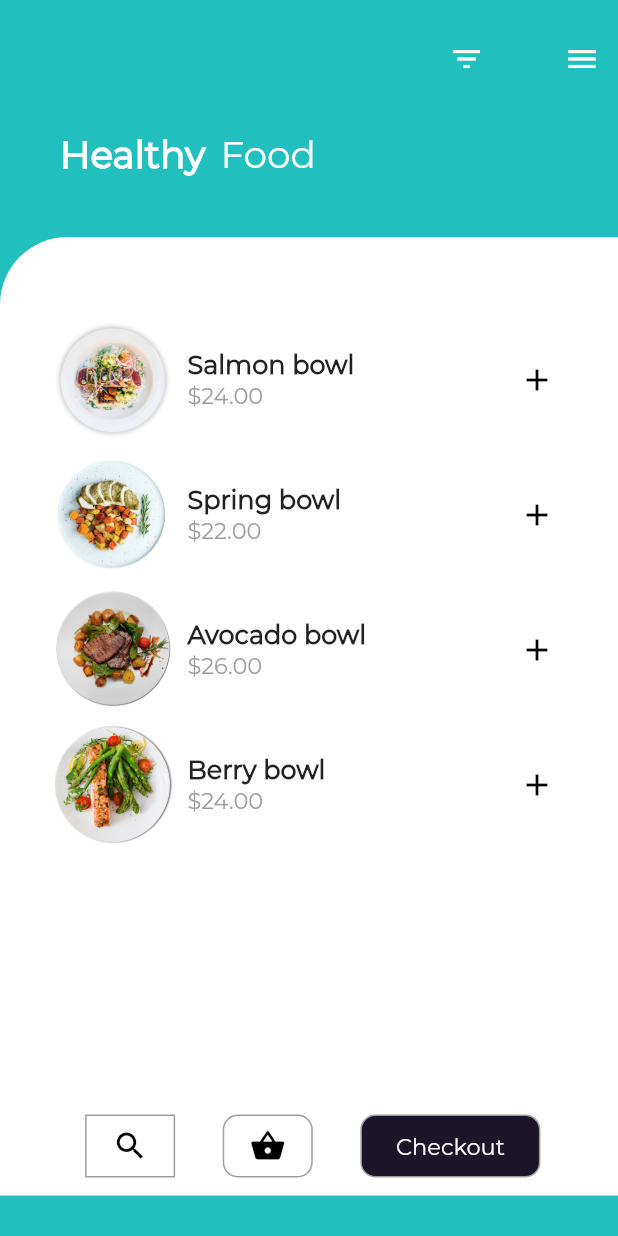
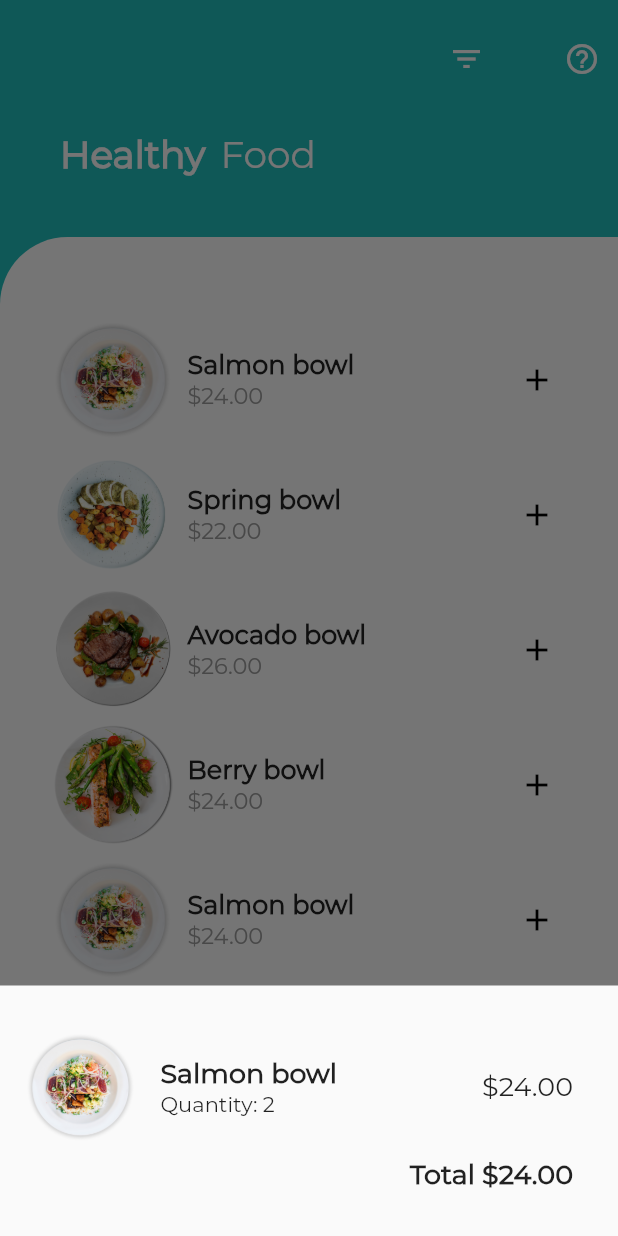
Before and after one commit to Iamsdt/nutrition_app, a Flutter app: the screen it shows after launch, after a tap on the "filter list" icon, on a phone screen of 412 x 824 dp. Run offline on Flutter 3.47's test engine with Material 2 defaults, Android fonts, the phone set to English and light mode, and no system bars; our stand-ins replace oktoast; project files that could hold a hidden picture were left out.

Commit message:
added food item

```diff
--- /dev/null
+++ b/lib/main/food_item.dart
@@ -0,0 +1,100 @@
+import 'package:flutter/material.dart';
+import 'package:nutrition_app/main/detailsPage.dart';
+import 'package:oktoast/oktoast.dart';
+
+class FoodItem extends StatefulWidget {
+  final String imgPath;
+  final String foodName;
+  final String price;
+  final String tag;
+
+  FoodItem(this.imgPath, this.foodName, this.price, this.tag);
+
+  @override
+  _FoodItemState createState() => _FoodItemState(imgPath, foodName, price, tag);
+}
+
+class _FoodItemState extends State<FoodItem> {
+  final String imgPath;
+  final String foodName;
+  final String price;
+  final String tag;
+
+  _FoodItemState(this.imgPath, this.foodName, this.price, this.tag);
+
+  @override
+  Widget build(BuildContext context) {
+    return Padding(
+      padding: EdgeInsets.only(left: 10.0, right: 10.0, top: 10.0),
+      child: InkWell(
+        onTap: () {
+          Navigator.of(context).push(MaterialPageRoute(
+              builder: (context) => DetailsPage(
+                  heroTag: imgPath, foodName: foodName, foodPrice: price)));
+        },
+        child: Row(
+          mainAxisAlignment: MainAxisAlignment.spaceBetween,
+          children: <Widget>[
+            Container(
+              child: Row(
+                children: <Widget>[
+                  Hero(
+                    tag: tag,
+                    child: Image(
+                      image: AssetImage(imgPath),
+                      fit: BoxFit.cover,
+                      height: 80.0,
+                      width: 80.0,
+                    ),
+                  ),
+                  SizedBox(
+                    width: 10.0,
+                  ),
+                  Column(
+                    crossAxisAlignment: CrossAxisAlignment.start,
+                    children: <Widget>[
+                      Text(
+                        foodName,
+                        style: TextStyle(
+                            fontFamily: "Montserrat",
+                            fontSize: 17.0,
+                            fontWeight: FontWeight.bold),
+                      ),
+                      Text(price,
+                          style: TextStyle(
+                              fontFamily: 'Montserrat',
+                              fontSize: 15.0,
+                              color: Colors.grey))
+                    ],
+                  )
+                ],
+              ),
+            ),
+            IconButton(
+                icon: Icon(Icons.add),
+                color: Colors.black,
+                onPressed: () {
+                  Scaffold.of(context).showSnackBar(SnackBar(
+                      content: Padding(
+                    padding: const EdgeInsets.all(8.0),
+                    child: Row(
+                      children: <Widget>[
+                        Icon(Icons.add_shopping_cart),
+                        Padding(
+                          padding: const EdgeInsets.only(left: 8.0),
+                          child: Text(
+                            "Item added to the chart",
+                            style: TextStyle(
+                                fontSize: 18.0, fontWeight: FontWeight.bold),
+                          ),
+                        ),
+                      ],
+                    ),
+                  )));
+                })
+          ],
+        ),
+      ),
+    );
+  }
+}
--- a/lib/main/helper.dart
+++ b/lib/main/helper.dart
@@ -1,15 +1,16 @@
 import 'package:flutter/cupertino.dart';
 import 'package:flutter/material.dart';
 import 'package:nutrition_app/main/detailsPage.dart';
+import 'package:oktoast/oktoast.dart';
 
-Widget topBar() {
+Widget topBar(BuildContext context) {
   return Padding(
     padding: EdgeInsets.only(top: 15.0, left: 10.0),
     child: Row(
       mainAxisAlignment: MainAxisAlignment.end,
       children: <Widget>[
 //        IconButton(
-//            icon: Icon(Icons.arrow_back_ios),
+//            icon: Icon(Icons.menu),
 //            color: Colors.white,
 //            onPressed: () {}),
         Container(
@@ -20,12 +21,16 @@ Widget topBar() {
               IconButton(
                 icon: Icon(Icons.filter_list),
                 color: Colors.white,
-                onPressed: () {},
+                onPressed: () {
+                  showChart(context);
+                },
               ),
               IconButton(
-                icon: Icon(Icons.menu),
+                icon: Icon(Icons.help_outline),
                 color: Colors.white,
-                onPressed: () {},
+                onPressed: () {
+                  showHelp(context);
+                },
               )
             ],
           ),
@@ -35,63 +40,146 @@ Widget topBar() {
   );
 }
 
-Widget buildFoodItem(
-    BuildContext context, String imgPath, String foodName, String price) {
-  return Padding(
-    padding: EdgeInsets.only(left: 10.0, right: 10.0, top: 10.0),
-    child: InkWell(
-      onTap: () {
-        Navigator.of(context).push(MaterialPageRoute(
-            builder: (context) => DetailsPage(
-                heroTag: imgPath, foodName: foodName, foodPrice: price)));
-      },
-      child: Row(
+void showHelp(BuildContext context) {
+  showModalBottomSheet(
+      context: context,
+      builder: (BuildContext bc) {
+        return Container(
+            child: Wrap(
+          children: <Widget>[
+            Padding(
+              padding: const EdgeInsets.only(left: 20.0, top: 30.0),
+              child: Column(
+                crossAxisAlignment: CrossAxisAlignment.start,
+                children: <Widget>[
+                  Row(
+                    children: <Widget>[
+                      FlutterLogo(
+                        size: 32.0,
+                      ),
+                      Padding(
+                        padding: const EdgeInsets.only(left: 10.0),
+                        child: Text(
+                          "Food App",
+                          style: TextStyle(
+                              fontSize: 28.0,
+                              fontWeight: FontWeight.bold,
+                              color: Colors.cyan),
+                        ),
+                      )
+                    ],
+                  ),
+                  Padding(
+                    padding: const EdgeInsets.only(top: 16.0, left: 5.0),
+                    child: Text(
+                      "This Food app entrily made with flutter.",
+                      textAlign: TextAlign.center,
+                      style: TextStyle(fontSize: 18.0),
+                    ),
+                  ),
+                  SizedBox(
+                    height: 20.0,
+                  )
+                ],
+              ),
+            ),
+          ],
+        ));
+      });
+}
+
+void showChart(BuildContext context) {
+  showModalBottomSheet(
+      context: context,
+      builder: (BuildContext ctx) {
+        return Container(
+          padding: EdgeInsets.only(top: 30.0, left: 16.0),
+          child: Wrap(
+            children: <Widget>[
+              Column(
+                crossAxisAlignment: CrossAxisAlignment.stretch,
+                children: <Widget>[
+                  Row(
                     mainAxisAlignment: MainAxisAlignment.spaceBetween,
                     children: <Widget>[
                       Container(
                         child: Row(
+                          mainAxisAlignment: MainAxisAlignment.start,
                           children: <Widget>[
-                Hero(
-                  tag: imgPath,
-                  child: Image(
-                    image: AssetImage(imgPath),
-                    fit: BoxFit.cover,
-                    height: 80.0,
-                    width: 80.0,
+                            Image(
+                              image: AssetImage("assets/plate1.png"),
+                              width: 75.0,
+                              height: 75.0,
+                            ),
+                            Column(
+                              mainAxisAlignment: MainAxisAlignment.start,
+                              crossAxisAlignment: CrossAxisAlignment.start,
+                              children: <Widget>[
+                                Padding(
+                                  padding: const EdgeInsets.only(left: 16.0),
+                                  child: Text(
+                                    "Salmon bowl",
+                                    style: TextStyle(
+                                      fontSize: 18.0,
+                                      fontWeight: FontWeight.bold,
+                                      fontFamily: "Montserrat",
+                                    ),
+                                  ),
+                                ),
+                                Padding(
+                                  padding: const EdgeInsets.only(left: 16.0),
+                                  child: Text(
+                                    "Quantity: 2",
+                                    style: TextStyle(
+                                      fontSize: 14.0,
+                                      fontFamily: "Montserrat",
+                                    ),
+                                  ),
+                                ),
+                              ],
+                            ),
+                          ],
+                        ),
+                      ),
+                      Padding(
+                        padding: const EdgeInsets.only(left: 16.0, right: 30.0),
+                        child: Text(
+                          "\$24.00",
+                          style: TextStyle(
+                            fontSize: 18.0,
+                            fontFamily: "Montserrat",
+                          ),
+                        ),
+                      ),
+                    ],
+                  ),
+                  SizedBox(
+                    height: 10.0,
+                  ),
+                  Padding(
+                    padding: const EdgeInsets.only(left: 16.0, right: 30.0),
+                    child: Text(
+                      "Total \$24.00",
+                      textAlign: TextAlign.end,
+                      style: TextStyle(
+                        fontSize: 18.0,
+                        fontWeight: FontWeight.bold,
+                        fontFamily: "Montserrat",
+                      ),
                     ),
                   ),
                   SizedBox(
-                  width: 10.0,
+                    height: 30.0,
                   ),
-                Column(
-                  crossAxisAlignment: CrossAxisAlignment.start,
-                  children: <Widget>[
-                    Text(
-                      foodName,
-                      style: TextStyle(
-                          fontFamily: "Montserrat",
-                          fontSize: 17.0,
-                          fontWeight: FontWeight.bold),
-                    ),
-                    Text(price,
-                        style: TextStyle(
-                            fontFamily: 'Montserrat',
-                            fontSize: 15.0,
-                            color: Colors.grey))
-                  ],
-                )
                 ],
               ),
-          ),
-          IconButton(
-              icon: Icon(Icons.add), color: Colors.black, onPressed: () {})
             ],
           ),
-    ),
         );
+      });
 }
 
-Widget bottomBar() {
+Widget bottomBar(BuildContext context) {
   return Row(
     mainAxisAlignment: MainAxisAlignment.spaceEvenly,
     children: <Widget>[
@@ -117,7 +205,12 @@ Widget bottomBar() {
           borderRadius: BorderRadius.circular(10.0),
         ),
         child: Center(
-          child: Icon(Icons.shopping_basket, color: Colors.black),
+          child: IconButton(
+            icon: Icon(Icons.shopping_basket, color: Colors.black),
+            onPressed: () {
+              showChart(context);
+            },
+          ),
         ),
       ),
       Container(
--- a/lib/main/home.dart
+++ b/lib/main/home.dart
@@ -1,5 +1,6 @@
 import 'package:flutter/material.dart';
 import 'package:nutrition_app/main/helper.dart';
+import 'package:nutrition_app/main/food_item.dart';
 
 class Home extends StatefulWidget {
   @override
@@ -13,7 +14,7 @@ class _HomeState extends State<Home> {
       backgroundColor: Color(0xFF21BfBD),
       body: ListView(
         children: <Widget>[
-          topBar(),
+          topBar(context),
           SizedBox(
             height: 25.0,
           ),
@@ -59,21 +60,29 @@ class _HomeState extends State<Home> {
                     height: MediaQuery.of(context).size.height - 300.0,
                     child: ListView(
                       children: <Widget>[
-                        buildFoodItem(context, 'assets/plate1.png',
-                            'Salmon bowl', '\$24.00'),
-                        buildFoodItem(context, 'assets/plate2.png',
-                            'Spring bowl', '\$22.00'),
-                        buildFoodItem(context, 'assets/plate6.png',
-                            'Avocado bowl', '\$26.00'),
-                        buildFoodItem(context, 'assets/plate5.png',
-                            'Berry bowl', '\$24.00')
+                        FoodItem(
+                            'assets/plate1.png', 'Salmon bowl', '\$24.00', "1"),
+                        FoodItem(
+                            'assets/plate2.png', 'Spring bowl', '\$22.00', "2"),
+                        FoodItem('assets/plate6.png', 'Avocado bowl', '\$26.00',
+                            "3"),
+                        FoodItem(
+                            'assets/plate5.png', 'Berry bowl', '\$24.00', "4"),
+                        FoodItem(
+                            'assets/plate1.png', 'Salmon bowl', '\$24.00', "5"),
+                        FoodItem(
+                            'assets/plate2.png', 'Spring bowl', '\$22.00', "6"),
+                        FoodItem('assets/plate6.png', 'Avocado bowl', '\$26.00',
+                            "7"),
+                        FoodItem(
+                            'assets/plate5.png', 'Berry bowl', '\$24.00', "8"),
                       ],
                     ),
                   ),
                 ),
                 Padding(
                   padding: const EdgeInsets.only(top: 16.0),
-                  child: bottomBar(),
+                  child: bottomBar(context),
                 )
               ],
             ),
--- a/pubspec.yaml
+++ b/pubspec.yaml
@@ -23,6 +23,7 @@ dependencies:
   # The following adds the Cupertino Icons font to your application.
   # Use with the CupertinoIcons class for iOS style icons.
   cupertino_icons: ^0.1.3
+  oktoast: ^2.3.0
 
 dev_dependencies:
   flutter_test:
```
Also changed, not shown: pubspec.lock. Lines whose indentation alone changed are shown as unchanged.
